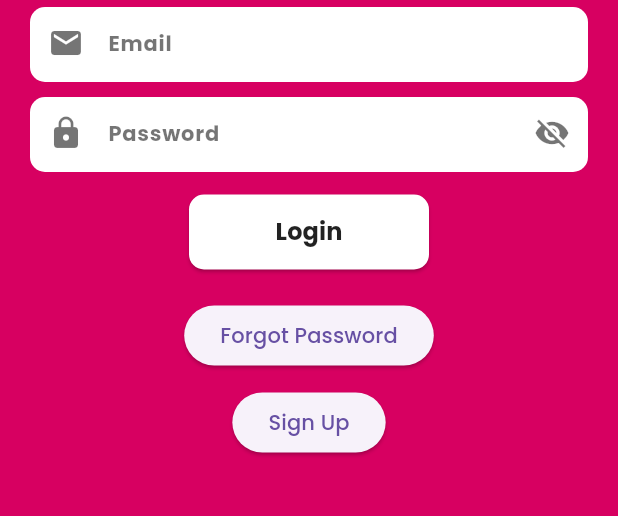
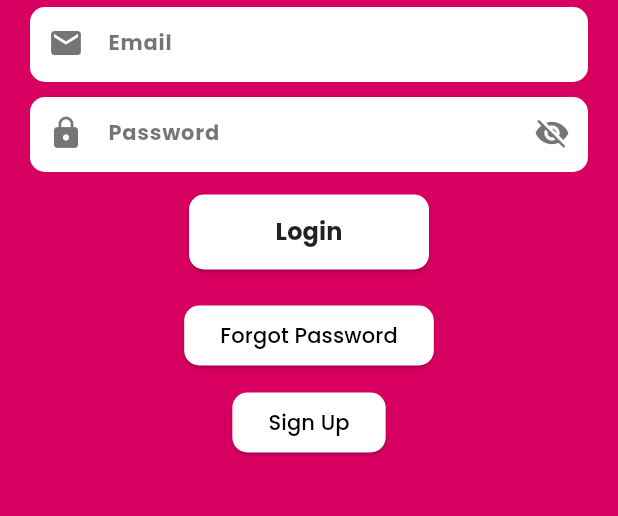
Before and after one commit to Ayushpanditmoto/juconfession, a Flutter app: the screen it shows after launch, on a phone screen of 412 x 824 dp, the part 590-1106 px from its top. Run offline on Flutter 3.47's test engine with Material 2 defaults, Android fonts, the phone set to English and light mode, and no system bars; our stand-ins replace firebase_core, flutter_svg, google_fonts; missing offline and left inert: flutter_face_pile; accounts and stored records are empty.

Commit message:
feat: fixed textformfield color

```diff
--- a/lib/Screens/login_page.dart
+++ b/lib/Screens/login_page.dart
@@ -35,7 +35,6 @@ class _LoginState extends State<Login> {
               mainAxisAlignment: MainAxisAlignment.start,
               crossAxisAlignment: CrossAxisAlignment.center,
               children: [
-                //svg image
                 SvgPicture.asset(
                   'assets/home.svg',
                   height: 300,
@@ -48,8 +47,6 @@ class _LoginState extends State<Login> {
                       fontWeight: FontWeight.bold,
                       color: Colors.white),
                 ),
-
-                // email text field
                 TextEnterArea(
                   hintText: 'Email',
                   controller: emailController,
@@ -60,8 +57,6 @@ class _LoginState extends State<Login> {
                   keyboardType: TextInputType.emailAddress,
                   textInputAction: TextInputAction.next,
                 ),
-
-                // password text field
                 TextEnterArea(
                   hintText: 'Password',
                   controller: passwordController,
@@ -100,18 +95,24 @@ class _LoginState extends State<Login> {
                       borderRadius: BorderRadius.circular(10),
                     ),
                   ),
-                    child: const Text('Login',
+                  child: const Text(
+                    'Login',
                     style: TextStyle(
                       color: Colors.black87,
                       fontSize: 16,
                       fontWeight: FontWeight.bold,
-                        ))),
-                // forgot password button
+                    ),
+                  ),
+                ),
                 const SizedBox(height: 20),
                 ElevatedButton(
                   onPressed: () {
                     Navigator.pushNamed(context, RoutePath.forgot);
                   },
+                  style: ElevatedButton.styleFrom(
+                    foregroundColor: Colors.black,
+                    backgroundColor: Colors.white,
+                  ),
                   child: const Text('Forgot Password'),
                 ),
                 // sign up button
@@ -120,6 +121,10 @@ class _LoginState extends State<Login> {
                   onPressed: () {
                     Navigator.pushNamed(context, RoutePath.signup);
                   },
+                  style: ElevatedButton.styleFrom(
+                    foregroundColor: Colors.black,
+                    backgroundColor: Colors.white,
+                  ),
                   child: const Text('Sign Up'),
                 ),
               ],
--- a/lib/components/custom_text_field.dart
+++ b/lib/components/custom_text_field.dart
@@ -44,9 +44,12 @@ class TextEnterArea extends StatelessWidget {
           borderRadius: BorderRadius.circular(10),
         ),
         child: TextFormField(
-          //error text in center
+          style: const TextStyle(
+            color: Colors.black,
+            fontSize: 14,
+            fontWeight: FontWeight.bold,
+          ),
           textAlignVertical: TextAlignVertical.center,
-
           onChanged: onChanged,
           focusNode: focusNode, //it is used to focus on the text field
           textInputAction:
@@ -54,7 +57,6 @@ class TextEnterArea extends StatelessWidget {
           keyboardType: keyboardType,
           obscureText: obscureText,
           validator: validator,
-
           onFieldSubmitted: onFiledSubmitted,
           controller: controller,
           decoration: InputDecoration(
--- a/lib/utils/theme_data.dart
+++ b/lib/utils/theme_data.dart
@@ -9,6 +9,13 @@ class CustomTheme {
       fontFamily: GoogleFonts.poppins(
         fontWeight: FontWeight.w700,
       ).fontFamily,
+      elevatedButtonTheme: ElevatedButtonThemeData(
+        style: ElevatedButton.styleFrom(
+          shape: RoundedRectangleBorder(
+            borderRadius: BorderRadius.circular(10),
+          ),
+        ),
+      ),
     );
   }
 
@@ -19,6 +26,15 @@ class CustomTheme {
         fontWeight: FontWeight.w700,
       ).fontFamily,
       brightness: Brightness.dark,
+      elevatedButtonTheme: ElevatedButtonThemeData(
+        style: ElevatedButton.styleFrom(
+          foregroundColor: Colors.white,
+          backgroundColor: mobiledarkBackgroundColor,
+          shape: RoundedRectangleBorder(
+            borderRadius: BorderRadius.circular(10),
+          ),
+        ),
+      ),
     ).copyWith(
       scaffoldBackgroundColor: mobiledarkBackgroundColor,
     );
```
Lines whose indentation alone changed are shown as unchanged.
